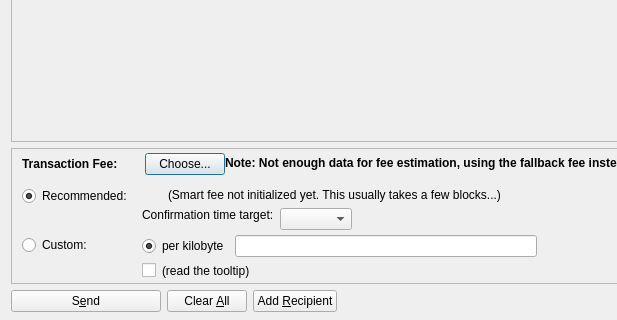
First picture: the form in src/qt/forms/sendcoinsdialog.ui, repository AXErunners/axe, before the edit; both pictures show x 0 to 617 and y 206 to 526 of the 850 by 526 pixel window.
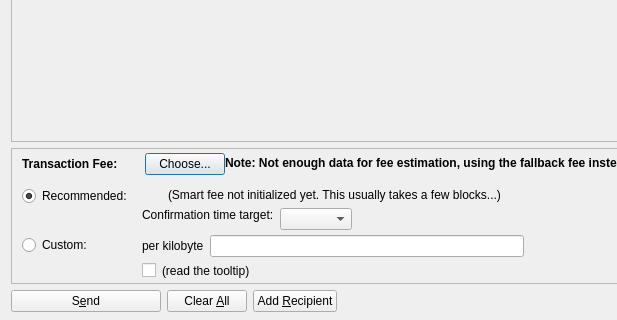
Second picture: the form after the edit. Custom widgets are drawn as their Qt base class.

Commit message:
Merge #11334: qt: Remove custom fee radio group and remove nCustomFeeRadio setting
e53fa4a Remove custom fee radio group (Andrew Chow)

Pull request description:

  Removes the extraneous custom fee radio group and its single radio button. The radio button is replaced with a label that has the radio button's text.

  Continuation of #11332

Tree-SHA512: b47b675f900ee4e2f4823203a42bb697f707ba67a8504d730c53d4dae511d0ed03226af34efd7ea45570c6111f8b3b6c39ac28f1b5c090de225903442ad4159a

```diff
--- a/src/qt/forms/sendcoinsdialog.ui
+++ b/src/qt/forms/sendcoinsdialog.ui
@@ -846,19 +846,13 @@
                <item>
                 <layout class="QHBoxLayout" name="horizontalLayoutFee13">
                  <item>
-                  <widget class="QRadioButton" name="radioCustomPerKilobyte">
+                  <widget class="QLabel" name="labelCustomPerKilobyte">
                    <property name="toolTip">
                     <string>If the custom fee is set to 1000 haks and the transaction is only 250 bytes, then &quot;per kilobyte&quot; only pays 250 haks in fee,&lt;br /&gt;while &quot;at least&quot; pays 1000 haks. For transactions bigger than a kilobyte both pay by kilobyte.</string>
                    </property>
                    <property name="text">
                     <string>per kilobyte</string>
                    </property>
-                   <property name="checked">
-                    <bool>true</bool>
-                   </property>
-                   <attribute name="buttonGroup">
-                    <string notr="true">groupCustomFee</string>
-                   </attribute>
                   </widget>
                  </item>
                  <item>
```
Left out of the diff: 1 changed line with no effect on the pictures. The commit also changes 1 other file.
